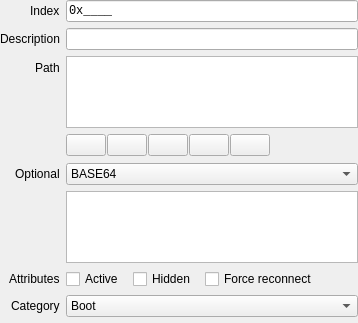
Old version of the form src/form/bootentryform.ui in the repository Neverous/efibooteditor.
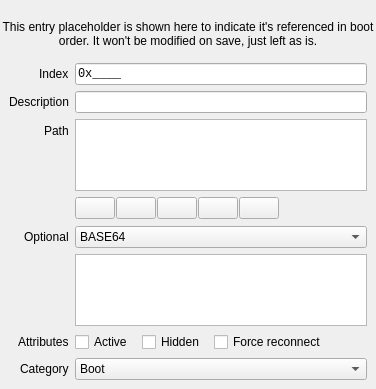
New version of the form. Icons and pictures are not drawn. Custom widgets are drawn as their Qt base class.

Commit message:
Add placeholders for "broken" boot entries (#92)
This allows to edit valid entries and reorder them without touching
possibly custom vendor data. Previously all unknown/broken boot order
entries were removed on save.

```diff
--- a/src/form/bootentryform.ui
+++ b/src/form/bootentryform.ui
@@ -5,25 +5,63 @@
   <property name="windowTitle">
    <string>Boot entry form</string>
   </property>
-  <layout class="QFormLayout" name="form_layout">
+  <layout class="QVBoxLayout" name="verticalLayout">
+   <property name="leftMargin">
+    <number>0</number>
+   </property>
+   <property name="topMargin">
+    <number>0</number>
+   </property>
+   <property name="rightMargin">
+    <number>0</number>
+   </property>
+   <property name="bottomMargin">
+    <number>0</number>
+   </property>
+   <item>
+    <widget class="QLabel" name="error_text">
+     <property name="toolTip">
+      <string>Error</string>
+     </property>
+     <property name="statusTip">
+      <string>Error</string>
+     </property>
+     <property name="text">
+      <string notr="true"/>
+     </property>
+     <property name="alignment">
+      <set>Qt::AlignCenter</set>
+     </property>
+    </widget>
+   </item>
+   <item>
+    <widget class="QLabel" name="error_note">
+     <property name="toolTip">
+      <string>Error note</string>
+     </property>
+     <property name="statusTip">
+      <string>Error note</string>
+     </property>
+     <property name="text">
+      <string>This entry placeholder is shown here to indicate it's referenced in boot order. It won't be modified on save, just left as is.</string>
+     </property>
+     <property name="alignment">
+      <set>Qt::AlignCenter</set>
+     </property>
+     <property name="wordWrap">
+      <bool>true</bool>
+     </property>
+    </widget>
+   </item>
+   <item>
+    <widget class="QWidget" name="form_fields" native="true">
+     <layout class="QFormLayout" name="form_fields_layout">
    <property name="fieldGrowthPolicy">
     <enum>QFormLayout::ExpandingFieldsGrow</enum>
    </property>
    <property name="labelAlignment">
     <set>Qt::AlignRight|Qt::AlignTrailing|Qt::AlignVCenter</set>
    </property>
-   <property name="leftMargin">
-    <number>0</number>
-   </property>
-   <property name="topMargin">
-    <number>0</number>
-   </property>
-   <property name="rightMargin">
-    <number>0</number>
-   </property>
-   <property name="bottomMargin">
-    <number>0</number>
-   </property>
    <item row="0" column="0">
     <widget class="QLabel" name="index_label">
      <property name="toolTip">
@@ -537,7 +575,10 @@
      </item>
     </widget>
    </item>
-   <item row="8" column="1">
+     </layout>
+    </widget>
+   </item>
+   <item>
     <spacer name="vertical_spacer">
      <property name="orientation">
       <enum>Qt::Vertical</enum>
```
Lines whose indentation alone changed are shown as unchanged. The commit also changes 15 other files.
